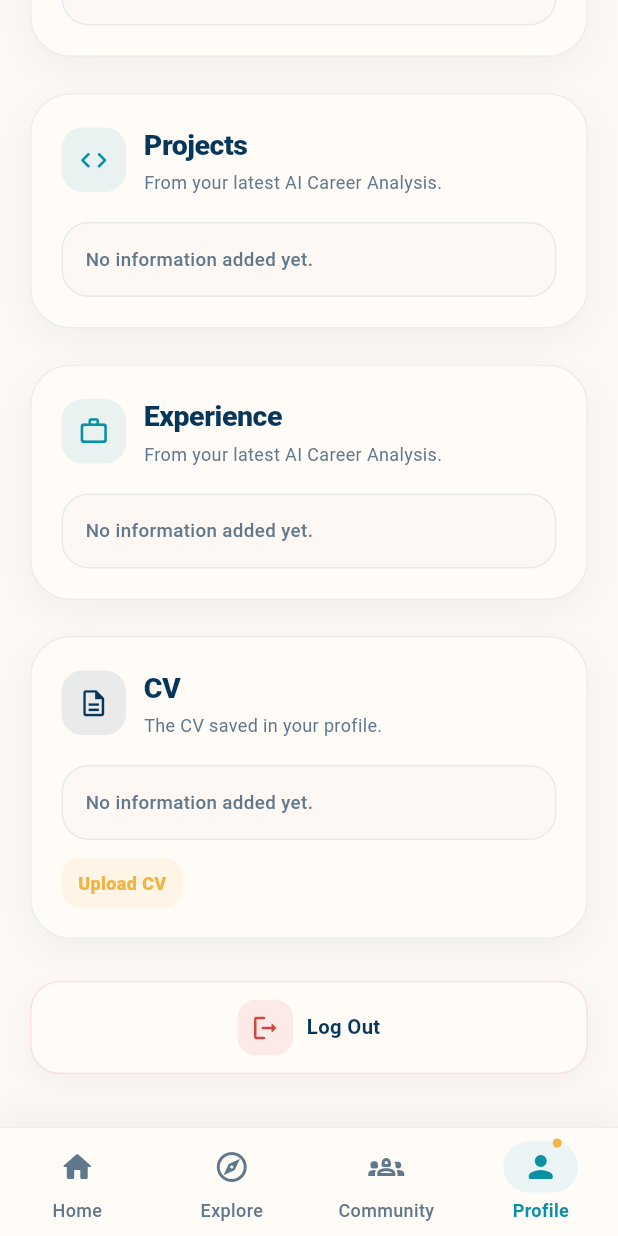
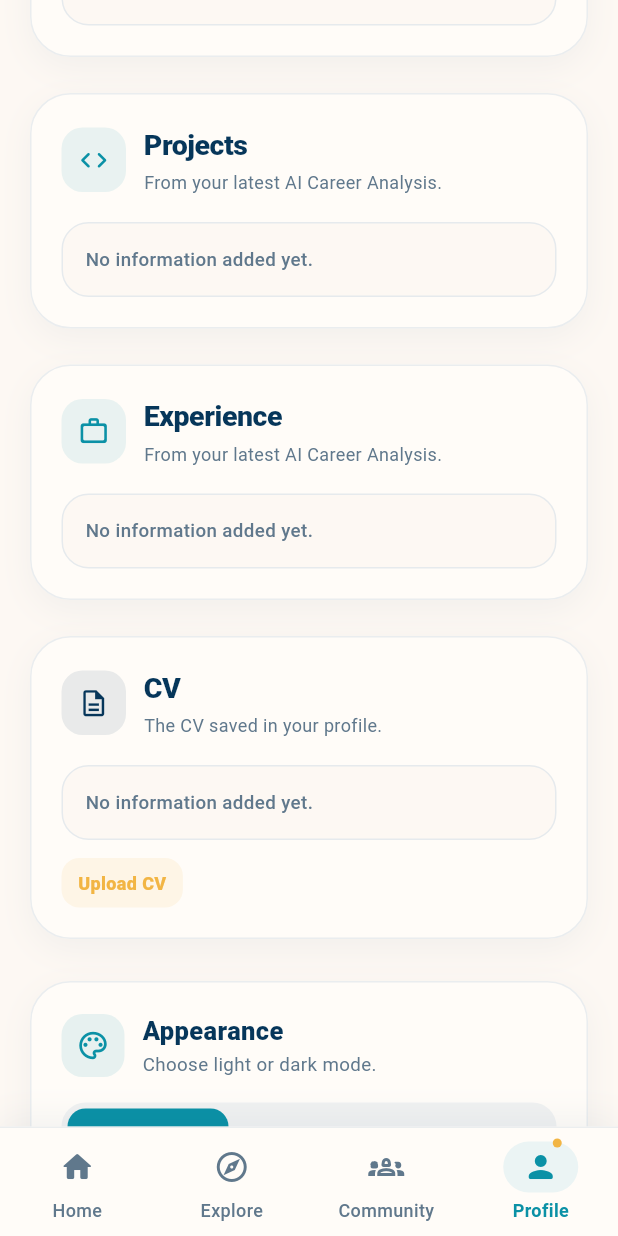
Before and after one commit to joodijana-oss/2026-GP1-18, a Flutter app: the ProfileScreen screen opened directly, scrolled down 1648 dp, on a phone screen of 412 x 824 dp. Run offline on Flutter 3.47's test engine with Material 3 defaults, Android fonts, the phone set to English and light mode, and no system bars; our stand-ins replace cloud_firestore, csv, file_picker, firebase_auth, firebase_core, shared_preferences; missing offline and left inert: syncfusion_flutter_pdf; accounts and stored records are empty; Roboto replaces fonts that are missing (Arial).

Commit message:
Add Appearance setting to the profile
- New card in Profile to choose Auto, Light or Dark
- ThemeController saves the choice on the device (shared_preferences)
- Add a widget test for the card

```diff
--- a/lib/screens/profile_screen.dart
+++ b/lib/screens/profile_screen.dart
@@ -23,6 +23,8 @@ import '../utils/validators.dart';
 import '../services/user_service.dart';
 
 import '../theme/app_colors.dart';
+
+import '../widgets/appearance_card.dart';
 
 import 'explore_screen.dart';
 
@@ -611,6 +613,10 @@ class _ProfileScreenState extends State<ProfileScreen>
             _padded(_buildCVCard()),
 
             const SizedBox(height: 28),
+
+            _padded(const AppearanceCard()),
+
+            const SizedBox(height: 24),
 
             _padded(
 
--- /dev/null
+++ b/lib/theme/theme_controller.dart
@@ -0,0 +1,62 @@
+import 'package:flutter/material.dart';
+import 'package:shared_preferences/shared_preferences.dart';
+
+/// What the user picked in Profile > Appearance.
+enum AppThemeChoice { system, light, dark }
+
+/// Remembers the user's light / dark choice on this device and tells the
+/// app when it changes.
+class ThemeController extends ChangeNotifier {
+  ThemeController._();
+  static final ThemeController instance = ThemeController._();
+
+  static const String _prefsKey = 'theme_choice';
+
+  AppThemeChoice _choice = AppThemeChoice.system;
+  AppThemeChoice get choice => _choice;
+
+  /// True when the app should be dark right now.
+  bool get isDark {
+    switch (_choice) {
+      case AppThemeChoice.light:
+        return false;
+      case AppThemeChoice.dark:
+        return true;
+      case AppThemeChoice.system:
+        return WidgetsBinding.instance.platformDispatcher.platformBrightness ==
+            Brightness.dark;
+    }
+  }
+
+  /// Reads the saved choice. Call once before runApp.
+  Future<void> load() async {
+    try {
+      final prefs = await SharedPreferences.getInstance();
+      final saved = prefs.getString(_prefsKey);
+      _choice = AppThemeChoice.values.firstWhere(
+        (c) => c.name == saved,
+        orElse: () => AppThemeChoice.system,
+      );
+    } catch (_) {
+      _choice = AppThemeChoice.system;
+    }
+  }
+
+  Future<void> setChoice(AppThemeChoice choice) async {
+    if (choice == _choice) return;
+    _choice = choice;
+    notifyListeners();
+
+    try {
+      final prefs = await SharedPreferences.getInstance();
+      await prefs.setString(_prefsKey, choice.name);
+    } catch (_) {
+      // Not saved: the choice still applies until the app is closed.
+    }
+  }
+
+  /// Call when the phone's own light / dark setting changes.
+  void phoneBrightnessChanged() {
+    if (_choice == AppThemeChoice.system) notifyListeners();
+  }
+}
--- /dev/null
+++ b/lib/widgets/appearance_card.dart
@@ -0,0 +1,159 @@
+import 'package:flutter/material.dart';
+
+import '../theme/app_colors.dart';
+import '../theme/theme_controller.dart';
+
+/// Profile card that lets the user pick Auto / Light / Dark.
+class AppearanceCard extends StatelessWidget {
+  const AppearanceCard({super.key});
+
+  @override
+  Widget build(BuildContext context) {
+    return ListenableBuilder(
+      listenable: ThemeController.instance,
+      builder: (context, _) {
+        final current = ThemeController.instance.choice;
+
+        return Container(
+          width: double.infinity,
+          padding: const EdgeInsets.all(20),
+          decoration: BoxDecoration(
+            color: AppColors.softBackground,
+            borderRadius: BorderRadius.circular(27),
+            border: Border.all(
+              color: AppColors.lightGray.withValues(alpha: 0.85),
+            ),
+            boxShadow: [
+              BoxShadow(
+                color: AppColors.navy.withValues(alpha: 0.045),
+                blurRadius: 18,
+                offset: const Offset(0, 7),
+              ),
+            ],
+          ),
+          child: Column(
+            crossAxisAlignment: CrossAxisAlignment.start,
+            children: [
+              Row(
+                children: [
+                  Container(
+                    width: 42,
+                    height: 42,
+                    decoration: BoxDecoration(
+                      color: AppColors.tealText.withValues(alpha: 0.10),
+                      borderRadius: BorderRadius.circular(14),
+                    ),
+                    child: Icon(
+                      Icons.palette_outlined,
+                      color: AppColors.tealText,
+                      size: 22,
+                    ),
+                  ),
+                  const SizedBox(width: 12),
+                  Expanded(
+                    child: Column(
+                      crossAxisAlignment: CrossAxisAlignment.start,
+                      children: [
+                        Text(
+                          'Appearance',
+                          style: TextStyle(
+                            color: AppColors.navyText,
+                            fontSize: 17,
+                            fontWeight: FontWeight.w800,
+                          ),
+                        ),
+                        const SizedBox(height: 2),
+                        Text(
+                          'Choose light or dark mode.',
+                          style: TextStyle(
+                            color: AppColors.secondaryText,
+                            fontSize: 12.5,
+                          ),
+                        ),
+                      ],
+                    ),
+                  ),
+                ],
+              ),
+              const SizedBox(height: 16),
+              Container(
+                padding: const EdgeInsets.all(4),
+                decoration: BoxDecoration(
+                  color: AppColors.lightGray.withValues(alpha: 0.6),
+                  borderRadius: BorderRadius.circular(16),
+                ),
+                child: Row(
+                  children: [
+                    _option(
+                      choice: AppThemeChoice.system,
+                      current: current,
+                      icon: Icons.phone_android_rounded,
+                      label: 'Auto',
+                    ),
+                    _option(
+                      choice: AppThemeChoice.light,
+                      current: current,
+                      icon: Icons.light_mode_outlined,
+                      label: 'Light',
+                    ),
+                    _option(
+                      choice: AppThemeChoice.dark,
+                      current: current,
+                      icon: Icons.dark_mode_outlined,
+                      label: 'Dark',
+                    ),
+                  ],
+                ),
+              ),
+            ],
+          ),
+        );
+      },
+    );
+  }
+
+  Widget _option({
+    required AppThemeChoice choice,
+    required AppThemeChoice current,
+    required IconData icon,
+    required String label,
+  }) {
+    final selected = choice == current;
+    final foreground = selected ? AppColors.onBrand : AppColors.secondaryText;
+
+    return Expanded(
+      child: Semantics(
+        button: true,
+        selected: selected,
+        label: '$label mode',
+        child: InkWell(
+          onTap: () => ThemeController.instance.setChoice(choice),
+          borderRadius: BorderRadius.circular(12),
+          child: AnimatedContainer(
+            duration: const Duration(milliseconds: 180),
+            height: 44,
+            decoration: BoxDecoration(
+              color: selected ? AppColors.teal : Colors.transparent,
+              borderRadius: BorderRadius.circular(12),
+            ),
+            child: Row(
+              mainAxisAlignment: MainAxisAlignment.center,
+              children: [
+                Icon(icon, size: 18, color: foreground),
+                const SizedBox(width: 6),
+                Text(
+                  label,
+                  style: TextStyle(
+                    color: foreground,
+                    fontSize: 13.5,
+                    fontWeight: FontWeight.w700,
+                  ),
+                ),
+              ],
+            ),
+          ),
+        ),
+      ),
+    );
+  }
+}
--- a/pubspec.yaml
+++ b/pubspec.yaml
@@ -41,6 +41,7 @@ dependencies:
   syncfusion_flutter_pdf: ^35.1.37
   http: ^1.6.0
   csv: ^8.0.0
+  shared_preferences: ^2.5.6
 
 dev_dependencies:
   flutter_test:
```
Also changed, not shown: lib/main.dart (+15 -8 lines), pubspec.lock, 3 other files.
